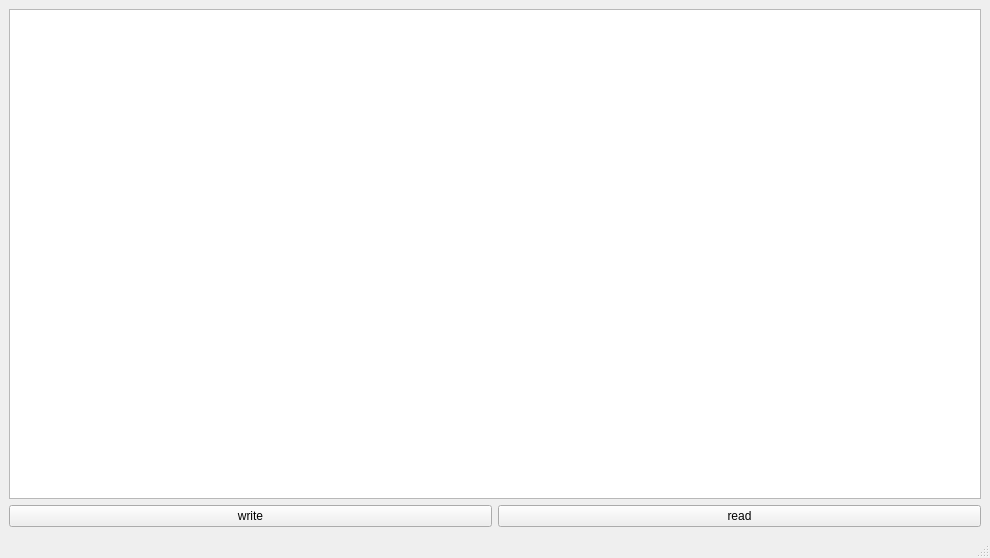
First picture: the form in 9QFile_read_and_write/QFile_Read_and_write_toafile/mainwindow.ui, repository bilalahmed14/QT-tutorial, before the edit.
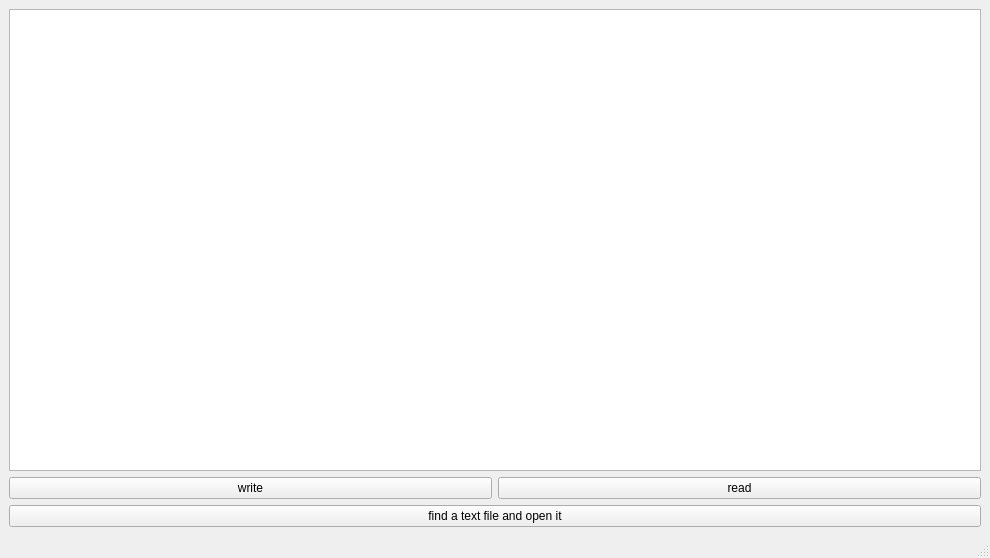
Second picture: the form after the edit.

```diff
--- a/9QFile_read_and_write/QFile_Read_and_write_toafile/mainwindow.ui
+++ b/9QFile_read_and_write/QFile_Read_and_write_toafile/mainwindow.ui
@@ -40,6 +40,13 @@
       </item>
      </layout>
     </item>
+    <item>
+     <widget class="QPushButton" name="pushButton_3">
+      <property name="text">
+       <string>find a text file and open it</string>
+      </property>
+     </widget>
+    </item>
    </layout>
   </widget>
   <widget class="QMenuBar" name="menubar">
```
